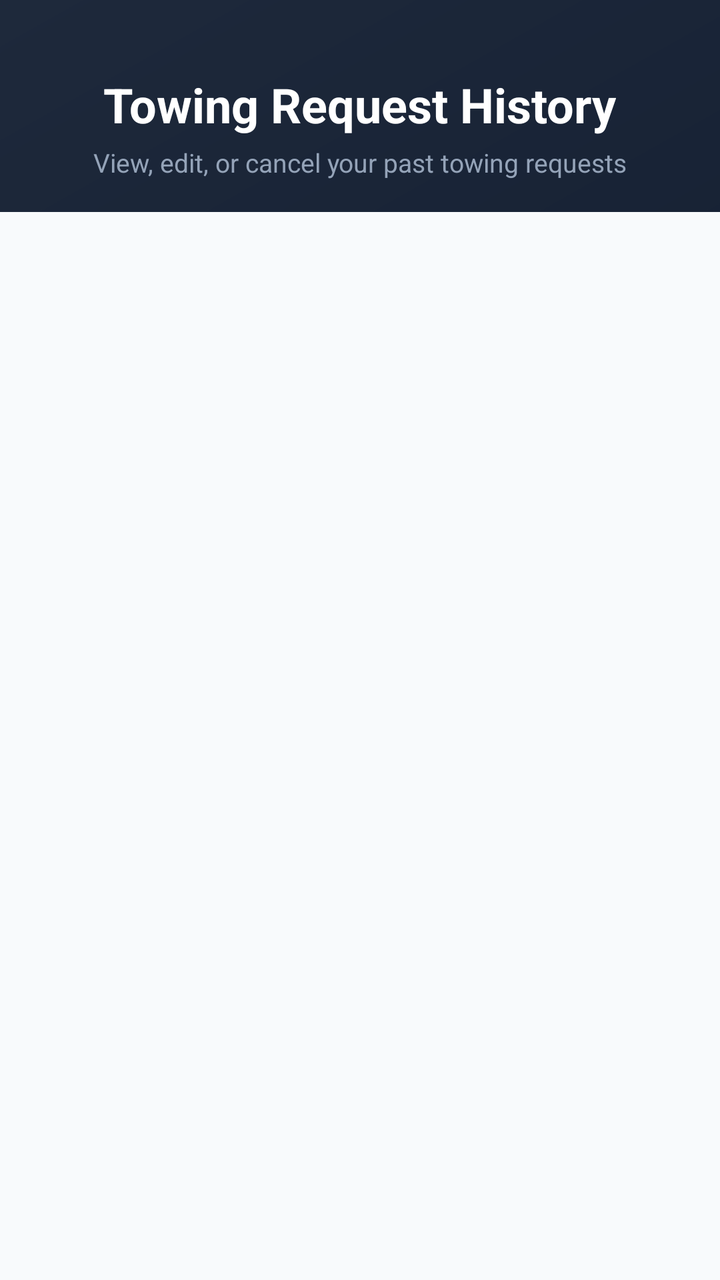
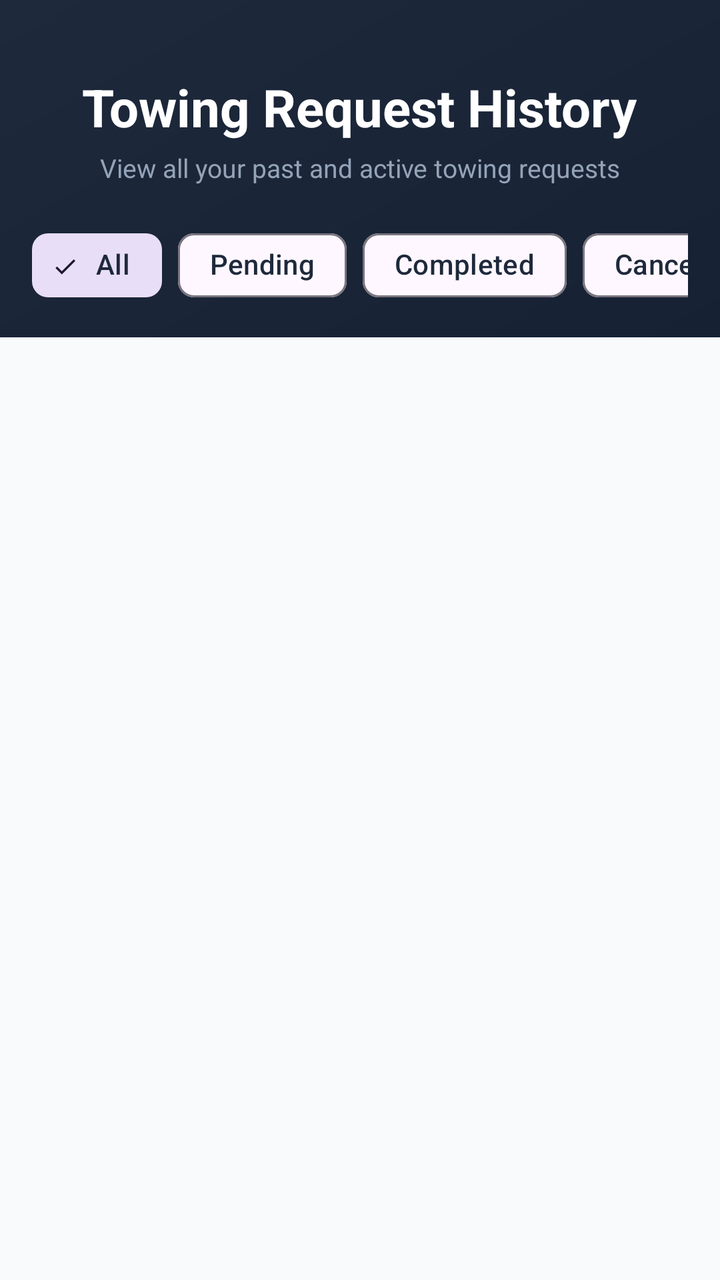

Compare the two renders of this Android layout. The source of the first and the diff that turns it into the second are given below.
<!-- AndroidManifest.xml: application theme Theme.RoadSideAssistance -->
<!-- res/layout/activity_towing_request_history.xml -->
<?xml version="1.0" encoding="utf-8"?>
<LinearLayout xmlns:android="http://schemas.android.com/apk/res/android"
    xmlns:app="http://schemas.android.com/apk/res-auto"
    xmlns:tools="http://schemas.android.com/tools"
    android:id="@+id/main"
    android:layout_width="match_parent"
    android:layout_height="match_parent"
    android:background="@drawable/splash_bg_gradient"
    android:orientation="vertical"
    tools:context=".TowingRequestHistoryActivity">

    
    <LinearLayout
        android:layout_width="match_parent"
        android:layout_height="wrap_content"
        android:gravity="center"
        android:orientation="vertical"
        android:paddingStart="24dp"
        android:paddingTop="36dp"
        android:paddingEnd="24dp"
        android:paddingBottom="16dp">

        <TextView
            android:layout_width="wrap_content"
            android:layout_height="wrap_content"
            android:text="Towing Request History"
            android:textColor="@color/text_white"
            android:textSize="24sp"
            android:textStyle="bold" />

        <TextView
            android:layout_width="wrap_content"
            android:layout_height="wrap_content"
            android:layout_marginTop="4dp"
            android:text="View, edit, or cancel your past towing requests"
            android:textColor="@color/text_muted"
            android:textSize="13sp" />

    </LinearLayout>

    
    <RelativeLayout
        android:layout_width="match_parent"
        android:layout_height="match_parent"
        android:background="@color/bg_light">

        <androidx.recyclerview.widget.RecyclerView
            android:id="@+id/rvTowingHistory"
            android:layout_width="match_parent"
            android:layout_height="match_parent"
            android:clipToPadding="false"
            android:paddingTop="12dp"
            android:paddingBottom="24dp" />

        <ProgressBar
            android:id="@+id/progressBar"
            android:layout_width="wrap_content"
            android:layout_height="wrap_content"
            android:layout_centerInParent="true"
            android:indeterminateTint="@color/primary_orange"
            android:visibility="gone" />

        <TextView
            android:id="@+id/tvEmptyState"
            android:layout_width="wrap_content"
            android:layout_height="wrap_content"
            android:layout_centerInParent="true"
            android:text="No towing requests found"
            android:textColor="@color/text_secondary"
            android:textSize="16sp"
            android:visibility="gone" />

    </RelativeLayout>

</LinearLayout>
<!-- resources referenced by this layout -->
<resources>
  <color name="bg_light">#F8FAFC</color>
  <color name="primary_orange">#FF6B00</color>
  <color name="text_muted">#94A3B8</color>
  <color name="text_secondary">#64748B</color>
  <color name="text_white">#FFFFFF</color>
  <!-- drawable splash_bg_gradient (drawable) -->
  <?xml version="1.0" encoding="utf-8"?>
  <shape xmlns:android="http://schemas.android.com/apk/res/android"
      android:shape="rectangle">
      <gradient
          android:angle="135"
          android:startColor="@color/splash_bg_start"
          android:centerColor="#152033"
          android:endColor="@color/splash_bg_end"
          android:type="linear" />
  </shape>
  <style name="Theme.RoadSideAssistance" parent="Base.Theme.RoadSideAssistance" />
  <color name="splash_bg_start">#0F172A</color>
  <color name="splash_bg_end">#1E293B</color>
  <style name="Base.Theme.RoadSideAssistance" parent="Theme.Material3.DayNight.NoActionBar">
          
          
      </style>
</resources>

<!-- the commit's change to res/layout/activity_towing_request_history.xml (unified diff, before → after) -->
@@ -25,18 +25,71 @@
             android:layout_height="wrap_content"
             android:text="Towing Request History"
             android:textColor="@color/text_white"
-            android:textSize="24sp"
+            android:textSize="26sp"
             android:textStyle="bold" />
 
         <TextView
             android:layout_width="wrap_content"
             android:layout_height="wrap_content"
             android:layout_marginTop="4dp"
-            android:text="View, edit, or cancel your past towing requests"
+            android:text="View all your past and active towing requests"
             android:textColor="@color/text_muted"
             android:textSize="13sp" />
 
     </LinearLayout>
+
+    
+    <HorizontalScrollView
+        android:layout_width="match_parent"
+        android:layout_height="wrap_content"
+        android:scrollbars="none"
+        android:paddingStart="16dp"
+        android:paddingEnd="16dp"
+        android:paddingBottom="12dp">
+
+        <com.google.android.material.chip.ChipGroup
+            android:id="@+id/chipGroupFilters"
+            android:layout_width="wrap_content"
+            android:layout_height="wrap_content"
+            app:singleSelection="true"
+            app:selectionRequired="true">
+
+            <com.google.android.material.chip.Chip
+                android:id="@+id/chipAll"
+                style="@style/Widget.Material3.Chip.Filter"
+                android:layout_width="wrap_content"
+                android:layout_height="wrap_content"
+                android:checked="true"
+                android:text="All"
+                android:textColor="@color/text_primary" />
+
+            <com.google.android.material.chip.Chip
+                android:id="@+id/chipPending"
+                style="@style/Widget.Material3.Chip.Filter"
+                android:layout_width="wrap_content"
+                android:layout_height="wrap_content"
+                android:text="Pending"
+                android:textColor="@color/text_primary" />
+
+            <com.google.android.material.chip.Chip
+                android:id="@+id/chipCompleted"
+                style="@style/Widget.Material3.Chip.Filter"
+                android:layout_width="wrap_content"
+                android:layout_height="wrap_content"
+                android:text="Completed"
+                android:textColor="@color/text_primary" />
+
+            <com.google.android.material.chip.Chip
+                android:id="@+id/chipCancelled"
+                style="@style/Widget.Material3.Chip.Filter"
+                android:layout_width="wrap_content"
+                android:layout_height="wrap_content"
+                android:text="Cancelled"
+                android:textColor="@color/text_primary" />
+
+        </com.google.android.material.chip.ChipGroup>
+
+    </HorizontalScrollView>
 
     
     <RelativeLayout
<!-- resource entries referenced after the edit -->
@@ -3,6 +3,7 @@
   <color name="bg_light">#F8FAFC</color>
   <color name="primary_orange">#FF6B00</color>
   <color name="text_muted">#94A3B8</color>
+  <color name="text_primary">#1E293B</color>
   <color name="text_secondary">#64748B</color>
   <color name="text_white">#FFFFFF</color>
   <!-- drawable splash_bg_gradient (drawable) -->
